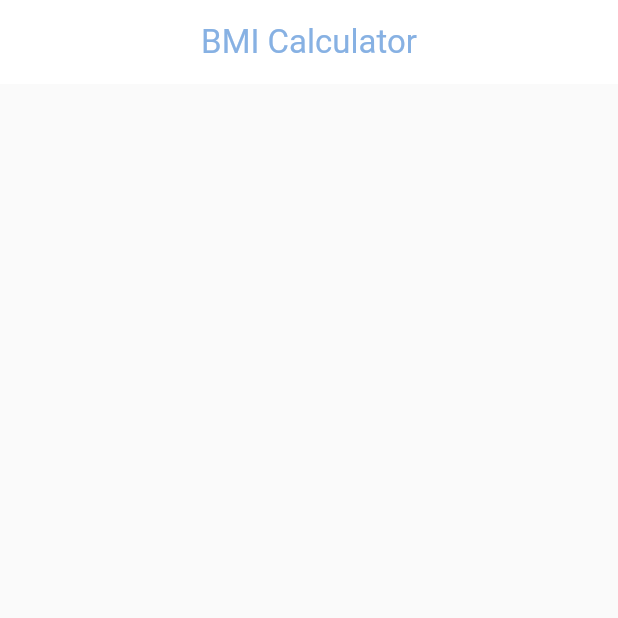
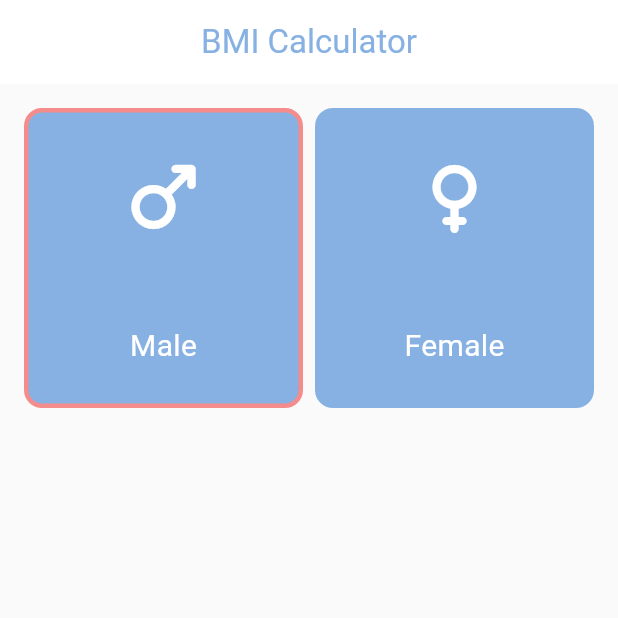
Before and after one commit to MohammedGhazaly/BMI-Normal, a Flutter app: the screen it shows after launch, on a phone screen of 412 x 824 dp, the top half of it. Run offline on Flutter 3.47's test engine with Material 3 defaults, Android fonts, the phone set to English and light mode, and no system bars.

Commit message:
Finished gender container

```diff
--- /dev/null
+++ b/lib/views/home/widgets/gender_container.dart
@@ -0,0 +1,44 @@
+import 'package:bmi_normal/constants.dart';
+import 'package:flutter/material.dart';
+
+class GenderContainer extends StatelessWidget {
+  final String gender;
+  final bool isSelected;
+  final IconData icon;
+  const GenderContainer(
+      {super.key,
+      required this.gender,
+      required this.isSelected,
+      required this.icon});
+
+  @override
+  Widget build(BuildContext context) {
+    return Container(
+      // width: 200,
+      padding: const EdgeInsets.symmetric(vertical: 24, horizontal: 8),
+      height: 200,
+      decoration: BoxDecoration(
+        color: kBlueColor,
+        borderRadius: BorderRadius.circular(12),
+        border: Border.all(
+          color: isSelected ? kRedColor : Colors.transparent,
+          width: 3,
+        ),
+      ),
+      child: Column(
+        mainAxisAlignment: MainAxisAlignment.spaceBetween,
+        children: [
+          Icon(
+            icon,
+            size: 64,
+            color: Colors.white,
+          ),
+          Text(
+            gender,
+            style: TextStyle(fontSize: 20, color: Colors.white),
+          ),
+        ],
+      ),
+    );
+  }
+}
--- a/lib/views/home/widgets/home_view_body.dart
+++ b/lib/views/home/widgets/home_view_body.dart
@@ -1,3 +1,4 @@
+import 'package:bmi_normal/views/home/widgets/gender_container.dart';
 import 'package:flutter/material.dart';
 
 class HomeViewBody extends StatelessWidget {
@@ -5,8 +6,36 @@ class HomeViewBody extends StatelessWidget {
 
   @override
   Widget build(BuildContext context) {
-    return Column(
-      children: [],
+    return Padding(
+      padding: const EdgeInsets.symmetric(horizontal: 16),
+      child: SingleChildScrollView(
+        child: Column(
+          children: [
+            SizedBox(
+              height: 16,
+            ),
+            Row(
+              children: [
+                Expanded(
+                    child: GenderContainer(
+                  isSelected: true,
+                  gender: "Male",
+                  icon: Icons.male_rounded,
+                )),
+                SizedBox(
+                  width: 8,
+                ),
+                Expanded(
+                    child: GenderContainer(
+                  isSelected: false,
+                  gender: "Female",
+                  icon: Icons.female_rounded,
+                )),
+              ],
+            )
+          ],
+        ),
+      ),
     );
   }
 }
```
